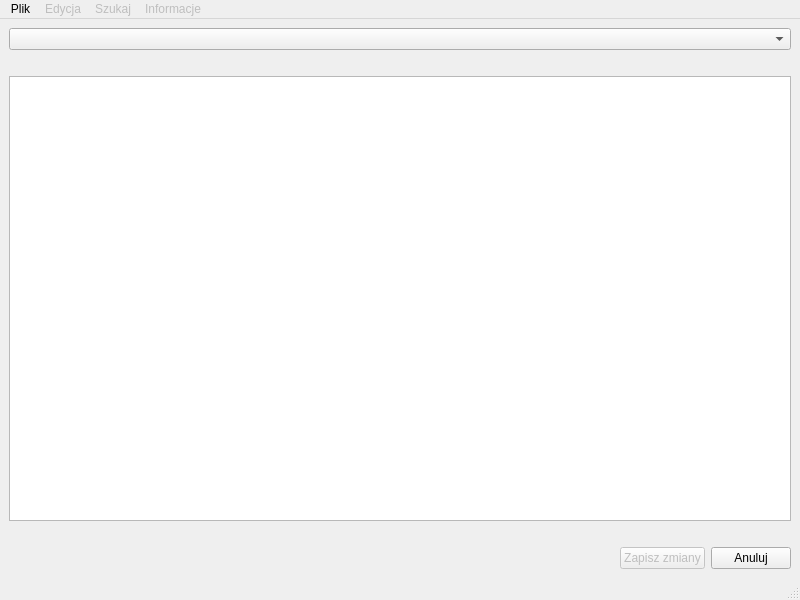
Qt form ui/ModifyData/modify-data-main-window.ui (OskarLewandowski/dex-data-experience) before a commit.
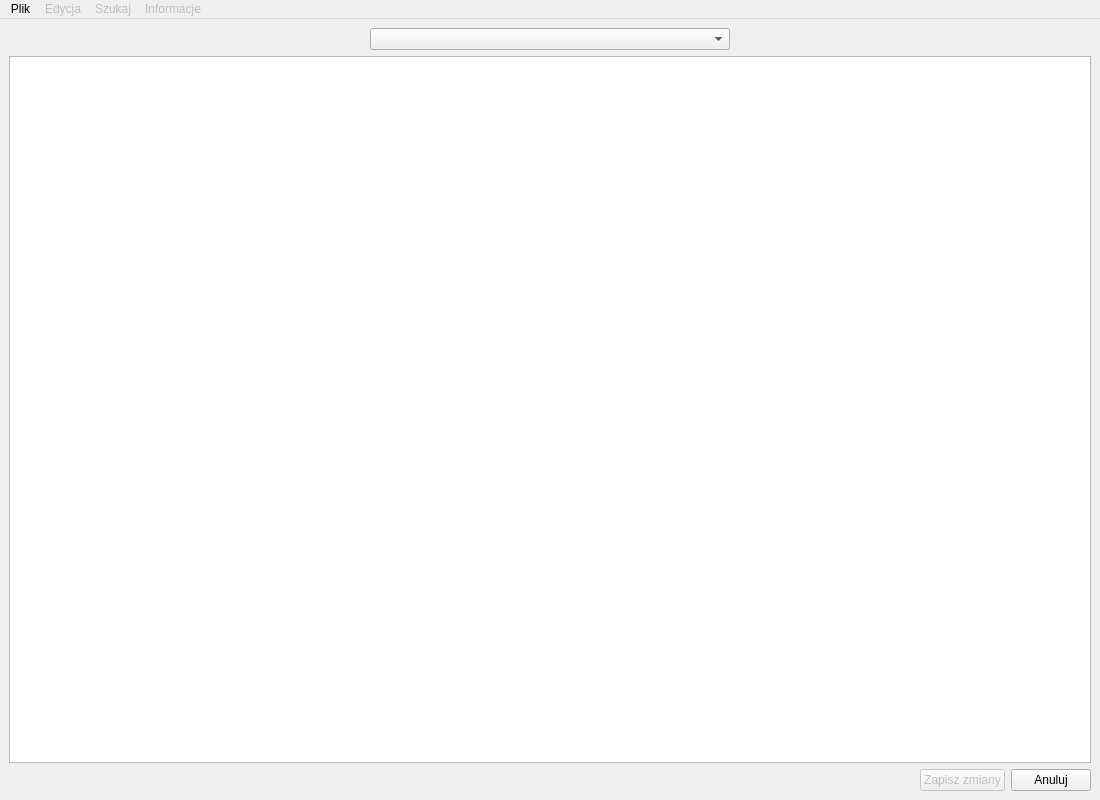
The same form after that commit.

Commit message: update modify data main window

```diff
--- a/ui/ModifyData/modify-data-main-window.ui
+++ b/ui/ModifyData/modify-data-main-window.ui
@@ -9,14 +9,14 @@
    <rect>
     <x>0</x>
     <y>0</y>
-    <width>800</width>
-    <height>600</height>
+    <width>1100</width>
+    <height>800</height>
    </rect>
   </property>
   <property name="minimumSize">
    <size>
-    <width>800</width>
-    <height>600</height>
+    <width>1100</width>
+    <height>800</height>
    </size>
   </property>
   <property name="windowTitle">
@@ -26,8 +26,27 @@
    <layout class="QVBoxLayout" name="verticalLayout">
     <item>
      <layout class="QHBoxLayout" name="horizontalLayout">
+      <item>
+       <spacer name="horizontalSpacer_4">
+        <property name="orientation">
+         <enum>Qt::Horizontal</enum>
+        </property>
+        <property name="sizeHint" stdset="0">
+         <size>
+          <width>40</width>
+          <height>20</height>
+         </size>
+        </property>
+       </spacer>
+      </item>
       <item>
        <widget class="QComboBox" name="comboBox_Select_Data">
+        <property name="sizePolicy">
+         <sizepolicy hsizetype="MinimumExpanding" vsizetype="Fixed">
+          <horstretch>0</horstretch>
+          <verstretch>0</verstretch>
+         </sizepolicy>
+        </property>
         <property name="layoutDirection">
          <enum>Qt::LeftToRight</enum>
         </property>
@@ -36,10 +55,8 @@
         </property>
        </widget>
       </item>
-     </layout>
-    </item>
     <item>
-     <spacer name="horizontalSpacer_2">
+       <spacer name="horizontalSpacer_5">
       <property name="orientation">
        <enum>Qt::Horizontal</enum>
       </property>
@@ -50,6 +67,8 @@
        </size>
       </property>
      </spacer>
+      </item>
+     </layout>
     </item>
     <item>
      <widget class="QTableView" name="tableView_Data_Frame">
@@ -58,19 +77,6 @@
       </property>
      </widget>
     </item>
-    <item>
-     <spacer name="horizontalSpacer">
-      <property name="orientation">
-       <enum>Qt::Horizontal</enum>
-      </property>
-      <property name="sizeHint" stdset="0">
-       <size>
-        <width>40</width>
-        <height>20</height>
-       </size>
-      </property>
-     </spacer>
-    </item>
     <item>
      <layout class="QHBoxLayout" name="horizontalLayout_2">
       <item>
@@ -112,7 +118,7 @@
     <rect>
      <x>0</x>
      <y>0</y>
-     <width>800</width>
+     <width>1100</width>
      <height>22</height>
     </rect>
    </property>
@@ -162,7 +168,6 @@
    <addaction name="menu_Search"/>
    <addaction name="menu_Info"/>
   </widget>
-  <widget class="QStatusBar" name="statusbar"/>
   <action name="action_Exit">
    <property name="text">
     <string>Zakończ</string>
```
Lines whose indentation alone changed are shown as unchanged. The commit also changes 1 other file.
